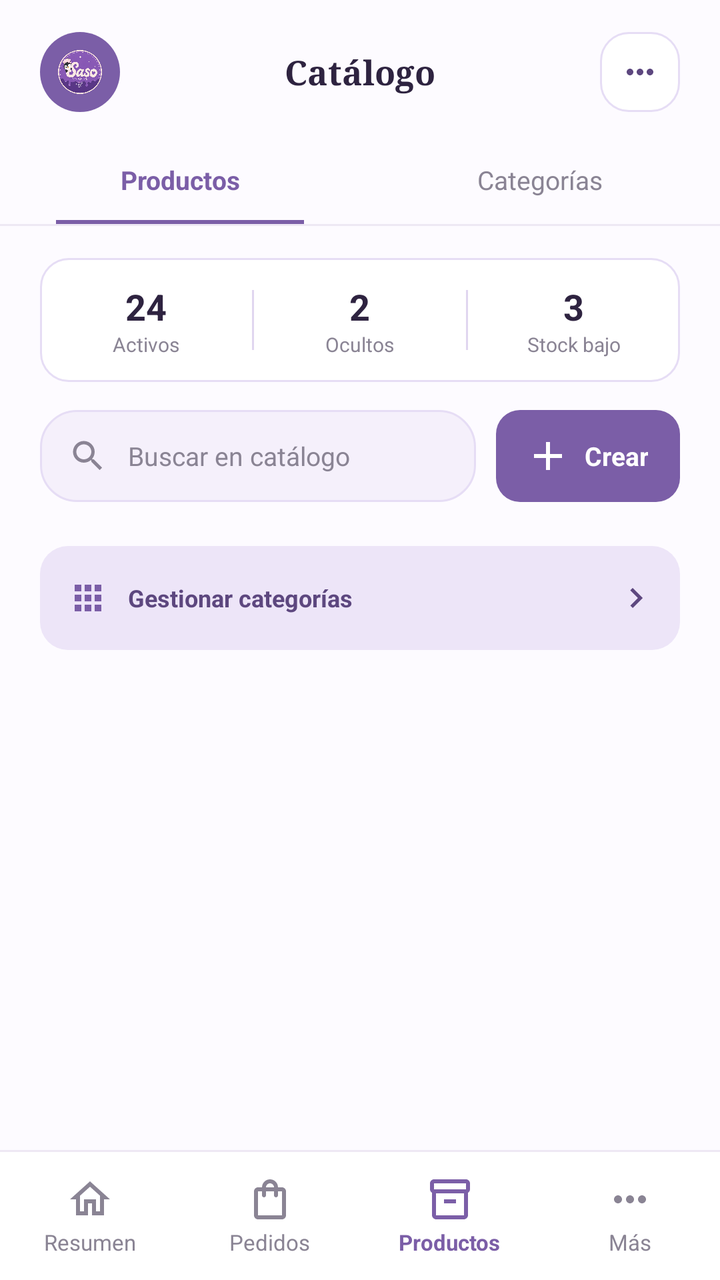
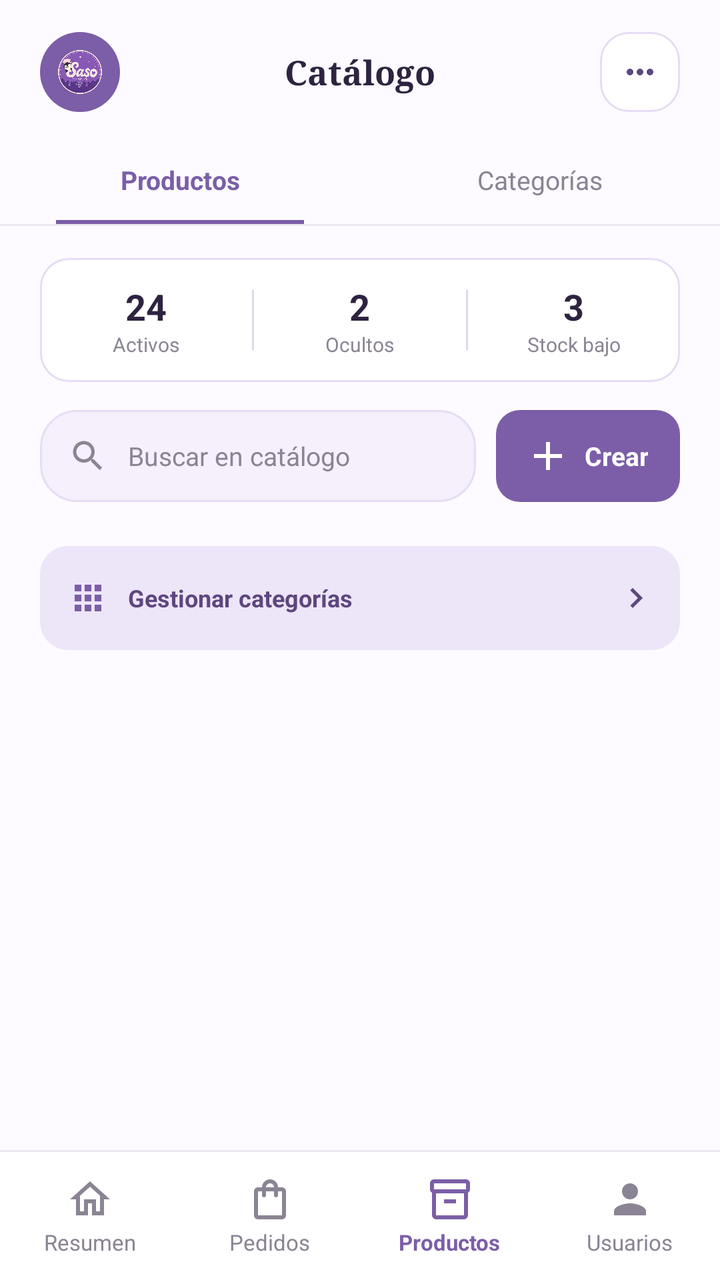

The first picture is an Android layout as it rendered before a commit; the second is the same layout after the commit. The layout source and the unified diff follow.
<!-- AndroidManifest.xml: application theme Theme.SasoBakeryApp -->
<!-- res/layout/activity_productos_categorias.xml -->
<?xml version="1.0" encoding="utf-8"?>
<androidx.constraintlayout.widget.ConstraintLayout
    xmlns:android="http://schemas.android.com/apk/res/android"
    xmlns:app="http://schemas.android.com/apk/res-auto"
    xmlns:tools="http://schemas.android.com/tools"
    android:id="@+id/main"
    android:layout_width="match_parent"
    android:layout_height="match_parent"
    android:background="#FDFBFF"
    tools:context=".ProductosCategoriasActivity">

    
    <ImageView
        android:id="@+id/ivLogo"
        android:layout_width="40dp"
        android:layout_height="40dp"
        android:layout_marginStart="20dp"
        android:layout_marginTop="16dp"
        android:background="@drawable/bg_users_logo"
        android:contentDescription="@null"
        android:padding="9dp"
        android:src="@drawable/ic_logo_mark"
        app:layout_constraintStart_toStartOf="parent"
        app:layout_constraintTop_toTopOf="parent" />

    <TextView
        android:id="@+id/tvTitle"
        android:layout_width="wrap_content"
        android:layout_height="wrap_content"
        android:fontFamily="serif"
        android:text="Catálogo"
        android:textColor="#2E2340"
        android:textSize="17sp"
        android:textStyle="bold"
        app:layout_constraintBottom_toBottomOf="@id/ivLogo"
        app:layout_constraintEnd_toEndOf="parent"
        app:layout_constraintStart_toStartOf="parent"
        app:layout_constraintTop_toTopOf="@id/ivLogo" />

    <FrameLayout
        android:id="@+id/btnMenu"
        android:layout_width="40dp"
        android:layout_height="40dp"
        android:layout_marginEnd="20dp"
        android:background="@drawable/bg_users_input"
        android:clickable="true"
        android:focusable="true"
        app:layout_constraintBottom_toBottomOf="@id/ivLogo"
        app:layout_constraintEnd_toEndOf="parent"
        app:layout_constraintTop_toTopOf="@id/ivLogo">

        <ImageView
            android:layout_width="20dp"
            android:layout_height="20dp"
            android:layout_gravity="center"
            android:contentDescription="@null"
            android:src="@drawable/ic_more"
            android:tint="#5D477F" />
    </FrameLayout>

    
    <LinearLayout
        android:id="@+id/tabs"
        android:layout_width="0dp"
        android:layout_height="44dp"
        android:layout_marginTop="12dp"
        android:orientation="horizontal"
        app:layout_constraintEnd_toEndOf="parent"
        app:layout_constraintStart_toStartOf="parent"
        app:layout_constraintTop_toBottomOf="@id/ivLogo">

        <FrameLayout
            android:id="@+id/tabProductos"
            android:layout_width="0dp"
            android:layout_height="match_parent"
            android:layout_weight="1"
            android:clickable="true"
            android:focusable="true">

            <TextView
                android:layout_width="match_parent"
                android:layout_height="match_parent"
                android:gravity="center"
                android:text="Productos"
                android:textColor="#7B5EA7"
                android:textSize="13sp"
                android:textStyle="bold" />

            <View
                android:layout_width="match_parent"
                android:layout_height="2dp"
                android:layout_gravity="bottom"
                android:layout_marginStart="28dp"
                android:layout_marginEnd="28dp"
                android:background="#7B5EA7" />
        </FrameLayout>

        <FrameLayout
            android:id="@+id/tabCategorias"
            android:layout_width="0dp"
            android:layout_height="match_parent"
            android:layout_weight="1"
            android:clickable="true"
            android:focusable="true">

            <TextView
                android:layout_width="match_parent"
                android:layout_height="match_parent"
                android:gravity="center"
                android:text="Categorías"
                android:textColor="#8A8494"
                android:textSize="13sp" />
        </FrameLayout>
    </LinearLayout>

    <View
        android:id="@+id/tabsDivider"
        android:layout_width="0dp"
        android:layout_height="1dp"
        android:background="#EEE8F4"
        app:layout_constraintEnd_toEndOf="parent"
        app:layout_constraintStart_toStartOf="parent"
        app:layout_constraintTop_toBottomOf="@id/tabs" />

    
    <ScrollView
        android:id="@+id/scrollCatalogo"
        android:layout_width="0dp"
        android:layout_height="0dp"
        android:overScrollMode="never"
        android:scrollbars="none"
        app:layout_constraintBottom_toTopOf="@id/bottomDivider"
        app:layout_constraintEnd_toEndOf="parent"
        app:layout_constraintStart_toStartOf="parent"
        app:layout_constraintTop_toBottomOf="@id/tabsDivider">

        <LinearLayout
            android:layout_width="match_parent"
            android:layout_height="wrap_content"
            android:orientation="vertical"
            android:paddingStart="20dp"
            android:paddingTop="16dp"
            android:paddingEnd="20dp"
            android:paddingBottom="20dp">

            
            <LinearLayout
                android:layout_width="match_parent"
                android:layout_height="wrap_content"
                android:background="@drawable/bg_users_input"
                android:gravity="center_vertical"
                android:orientation="horizontal"
                android:paddingTop="12dp"
                android:paddingBottom="12dp">

                <LinearLayout
                    android:layout_width="0dp"
                    android:layout_height="wrap_content"
                    android:layout_weight="1"
                    android:gravity="center"
                    android:orientation="vertical">

                    <TextView
                        android:layout_width="wrap_content"
                        android:layout_height="wrap_content"
                        android:text="24"
                        android:textColor="#2E2340"
                        android:textSize="18sp"
                        android:textStyle="bold" />

                    <TextView
                        android:layout_width="wrap_content"
                        android:layout_height="wrap_content"
                        android:text="Activos"
                        android:textColor="#8A8494"
                        android:textSize="10sp" />
                </LinearLayout>

                <View
                    android:layout_width="1dp"
                    android:layout_height="30dp"
                    android:background="#E0D6F0" />

                <LinearLayout
                    android:layout_width="0dp"
                    android:layout_height="wrap_content"
                    android:layout_weight="1"
                    android:gravity="center"
                    android:orientation="vertical">

                    <TextView
                        android:layout_width="wrap_content"
                        android:layout_height="wrap_content"
                        android:text="2"
                        android:textColor="#2E2340"
                        android:textSize="18sp"
                        android:textStyle="bold" />

                    <TextView
                        android:layout_width="wrap_content"
                        android:layout_height="wrap_content"
                        android:text="Ocultos"
                        android:textColor="#8A8494"
                        android:textSize="10sp" />
                </LinearLayout>

                <View
                    android:layout_width="1dp"
                    android:layout_height="30dp"
                    android:background="#E0D6F0" />

                <LinearLayout
                    android:layout_width="0dp"
                    android:layout_height="wrap_content"
                    android:layout_weight="1"
                    android:gravity="center"
                    android:orientation="vertical">

                    <TextView
                        android:layout_width="wrap_content"
                        android:layout_height="wrap_content"
                        android:text="3"
                        android:textColor="#2E2340"
                        android:textSize="18sp"
                        android:textStyle="bold" />

                    <TextView
                        android:layout_width="wrap_content"
                        android:layout_height="wrap_content"
                        android:text="Stock bajo"
                        android:textColor="#8A8494"
                        android:textSize="10sp" />
                </LinearLayout>
            </LinearLayout>

            
            <LinearLayout
                android:layout_width="match_parent"
                android:layout_height="46dp"
                android:layout_marginTop="14dp"
                android:orientation="horizontal">

                <LinearLayout
                    android:layout_width="0dp"
                    android:layout_height="match_parent"
                    android:layout_weight="1"
                    android:background="@drawable/bg_users_stats"
                    android:gravity="center_vertical"
                    android:orientation="horizontal"
                    android:paddingStart="14dp"
                    android:paddingEnd="14dp">

                    <ImageView
                        android:layout_width="20dp"
                        android:layout_height="20dp"
                        android:contentDescription="@null"
                        android:src="@drawable/ic_search"
                        android:tint="#8A8494" />

                    <EditText
                        android:id="@+id/etBuscar"
                        android:layout_width="0dp"
                        android:layout_height="match_parent"
                        android:layout_marginStart="10dp"
                        android:layout_weight="1"
                        android:background="@null"
                        android:hint="Buscar en catálogo"
                        android:imeOptions="actionSearch"
                        android:importantForAutofill="no"
                        android:inputType="text"
                        android:maxLines="1"
                        android:textColor="#2E2340"
                        android:textColorHint="#8A8494"
                        android:textSize="13sp" />
                </LinearLayout>

                <TextView
                    android:id="@+id/btnCrear"
                    android:layout_width="wrap_content"
                    android:layout_height="match_parent"
                    android:layout_marginStart="10dp"
                    android:background="@drawable/bg_users_button"
                    android:clickable="true"
                    android:drawableStart="@drawable/ic_add"
                    android:drawablePadding="6dp"
                    android:drawableTint="#FFFFFF"
                    android:focusable="true"
                    android:gravity="center"
                    android:paddingStart="14dp"
                    android:paddingEnd="16dp"
                    android:text="Crear"
                    android:textColor="#FFFFFF"
                    android:textSize="13sp"
                    android:textStyle="bold" />
            </LinearLayout>

            
            <androidx.recyclerview.widget.RecyclerView
                android:id="@+id/rvProductos"
                android:layout_width="match_parent"
                android:layout_height="wrap_content"
                android:layout_marginTop="6dp"
                android:nestedScrollingEnabled="false"
                android:overScrollMode="never" />

            
            <LinearLayout
                android:id="@+id/btnGestionarCategorias"
                android:layout_width="match_parent"
                android:layout_height="52dp"
                android:layout_marginTop="16dp"
                android:background="@drawable/bg_catalogo_manage"
                android:clickable="true"
                android:focusable="true"
                android:gravity="center_vertical"
                android:orientation="horizontal"
                android:paddingStart="14dp"
                android:paddingEnd="12dp">

                <ImageView
                    android:layout_width="20dp"
                    android:layout_height="20dp"
                    android:contentDescription="@null"
                    android:src="@drawable/ic_grid"
                    android:tint="#7B5EA7" />

                <TextView
                    android:layout_width="0dp"
                    android:layout_height="wrap_content"
                    android:layout_marginStart="10dp"
                    android:layout_weight="1"
                    android:text="Gestionar categorías"
                    android:textColor="#5D477F"
                    android:textSize="12sp"
                    android:textStyle="bold" />

                <ImageView
                    android:layout_width="20dp"
                    android:layout_height="20dp"
                    android:contentDescription="@null"
                    android:src="@drawable/ic_chevron_right"
                    android:tint="#5D477F" />
            </LinearLayout>
        </LinearLayout>
    </ScrollView>

    
    <View
        android:id="@+id/bottomDivider"
        android:layout_width="0dp"
        android:layout_height="1dp"
        android:background="#EEE8F4"
        app:layout_constraintBottom_toTopOf="@id/bottomBar"
        app:layout_constraintEnd_toEndOf="parent"
        app:layout_constraintStart_toStartOf="parent" />

    <LinearLayout
        android:id="@+id/bottomBar"
        android:layout_width="0dp"
        android:layout_height="64dp"
        android:background="#FFFFFF"
        android:orientation="horizontal"
        app:layout_constraintBottom_toBottomOf="parent"
        app:layout_constraintEnd_toEndOf="parent"
        app:layout_constraintStart_toStartOf="parent">

        <LinearLayout
            android:id="@+id/navResumen"
            android:layout_width="0dp"
            android:layout_height="match_parent"
            android:layout_weight="1"
            android:background="?attr/selectableItemBackground"
            android:clickable="true"
            android:focusable="true"
            android:gravity="center"
            android:orientation="vertical">

            <ImageView
                android:layout_width="24dp"
                android:layout_height="24dp"
                android:contentDescription="@null"
                android:src="@drawable/ic_home"
                android:tint="#8A8494" />

            <TextView
                android:layout_width="wrap_content"
                android:layout_height="wrap_content"
                android:layout_marginTop="2dp"
                android:text="Resumen"
                android:textColor="#8A8494"
                android:textSize="11sp" />
        </LinearLayout>

        <LinearLayout
            android:id="@+id/navPedidos"
            android:layout_width="0dp"
            android:layout_height="match_parent"
            android:layout_weight="1"
            android:background="?attr/selectableItemBackground"
            android:clickable="true"
            android:focusable="true"
            android:gravity="center"
            android:orientation="vertical">

            <ImageView
                android:layout_width="24dp"
                android:layout_height="24dp"
                android:contentDescription="@null"
                android:src="@drawable/ic_bag"
                android:tint="#8A8494" />

            <TextView
                android:layout_width="wrap_content"
                android:layout_height="wrap_content"
                android:layout_marginTop="2dp"
                android:text="Pedidos"
                android:textColor="#8A8494"
                android:textSize="11sp" />
        </LinearLayout>

        <LinearLayout
            android:id="@+id/navProductos"
            android:layout_width="0dp"
            android:layout_height="match_parent"
            android:layout_weight="1"
            android:background="?attr/selectableItemBackground"
            android:clickable="true"
            android:focusable="true"
            android:gravity="center"
            android:orientation="vertical">

            <ImageView
                android:layout_width="24dp"
                android:layout_height="24dp"
                android:contentDescription="@null"
                android:src="@drawable/ic_box"
                android:tint="#7B5EA7" />

            <TextView
                android:layout_width="wrap_content"
                android:layout_height="wrap_content"
                android:layout_marginTop="2dp"
                android:text="Productos"
                android:textColor="#7B5EA7"
                android:textSize="11sp"
                android:textStyle="bold" />
        </LinearLayout>

        <LinearLayout
            android:id="@+id/navMas"
            android:layout_width="0dp"
            android:layout_height="match_parent"
            android:layout_weight="1"
            android:background="?attr/selectableItemBackground"
            android:clickable="true"
            android:focusable="true"
            android:gravity="center"
            android:orientation="vertical">

            <ImageView
                android:layout_width="24dp"
                android:layout_height="24dp"
                android:contentDescription="@null"
                android:src="@drawable/ic_more"
                android:tint="#8A8494" />

            <TextView
                android:layout_width="wrap_content"
                android:layout_height="wrap_content"
                android:layout_marginTop="2dp"
                android:text="Más"
                android:textColor="#8A8494"
                android:textSize="11sp" />
        </LinearLayout>
    </LinearLayout>
</androidx.constraintlayout.widget.ConstraintLayout>
<!-- resources referenced by this layout -->
<resources>
  <!-- drawable bg_catalogo_manage (drawable) -->
  <?xml version="1.0" encoding="utf-8"?>
  <shape xmlns:android="http://schemas.android.com/apk/res/android" android:shape="rectangle">
      <solid android:color="#EDE5F8" />
      <corners android:radius="14dp" />
  </shape>
  <!-- drawable bg_users_button (drawable) -->
  <?xml version="1.0" encoding="utf-8"?>
  <shape xmlns:android="http://schemas.android.com/apk/res/android" android:shape="rectangle">
      <solid android:color="#7B5EA7" />
      <corners android:radius="12dp" />
  </shape>
  <!-- drawable bg_users_input (drawable) -->
  <?xml version="1.0" encoding="utf-8"?>
  <shape xmlns:android="http://schemas.android.com/apk/res/android" android:shape="rectangle">
      <solid android:color="#FFFFFF" />
      <stroke android:width="1dp" android:color="#E6DDF5" />
      <corners android:radius="14dp" />
  </shape>
  <!-- drawable bg_users_logo (drawable) -->
  <?xml version="1.0" encoding="utf-8"?>
  <shape xmlns:android="http://schemas.android.com/apk/res/android" android:shape="oval">
      <solid android:color="#7B5EA7" />
  </shape>
  <!-- drawable bg_users_stats (drawable) -->
  <?xml version="1.0" encoding="utf-8"?>
  <shape xmlns:android="http://schemas.android.com/apk/res/android" android:shape="rectangle">
      <solid android:color="#F5F0FB" />
      <stroke android:width="1dp" android:color="#E6DDF5" />
      <corners android:radius="18dp" />
  </shape>
  <!-- drawable ic_add (drawable) -->
  <?xml version="1.0" encoding="utf-8"?>
  <vector xmlns:android="http://schemas.android.com/apk/res/android"
      android:width="24dp" android:height="24dp"
      android:viewportWidth="24" android:viewportHeight="24">
      <path android:fillColor="#FF000000"
          android:pathData="M19,13h-6v6h-2v-6H5v-2h6V5h2v6h6v2z" />
  </vector>
  <!-- drawable ic_chevron_right (drawable) -->
  <?xml version="1.0" encoding="utf-8"?>
  <vector xmlns:android="http://schemas.android.com/apk/res/android"
      android:width="24dp" android:height="24dp"
      android:viewportWidth="24" android:viewportHeight="24">
      <path android:fillColor="#FF000000"
          android:pathData="M10,6L8.59,7.41 13.17,12l-4.58,4.59L10,18l6,-6z" />
  </vector>
  <!-- drawable ic_grid (drawable) -->
  <?xml version="1.0" encoding="utf-8"?>
  <vector xmlns:android="http://schemas.android.com/apk/res/android"
      android:width="24dp" android:height="24dp"
      android:viewportWidth="24" android:viewportHeight="24">
      <path android:fillColor="#FF000000"
          android:pathData="M4,8h4V4H4v4zM10,20h4v-4h-4v4zM4,20h4v-4H4v4zM4,14h4v-4H4v4zM10,14h4v-4h-4v4zM16,4v4h4V4h-4zM10,8h4V4h-4v4zM16,14h4v-4h-4v4zM16,20h4v-4h-4v4z" />
  </vector>
  <!-- drawable ic_home (drawable) -->
  <?xml version="1.0" encoding="utf-8"?>
  <vector xmlns:android="http://schemas.android.com/apk/res/android"
      android:width="24dp" android:height="24dp"
      android:viewportWidth="24" android:viewportHeight="24">
      <path android:fillColor="#FF000000"
          android:pathData="M12,5.69l5,4.5V18h-2v-6H9v6H7v-7.81l5,-4.5M12,3L2,12h3v8h6v-6h2v6h6v-8h3L12,3z" />
  </vector>
  <!-- drawable ic_logo_mark (drawable) -->
  <?xml version="1.0" encoding="utf-8"?>
  <bitmap xmlns:android="http://schemas.android.com/apk/res/android"
      android:src="@drawable/logo_saso" />
  <style name="Theme.SasoBakeryApp" parent="Base.Theme.SasoBakeryApp" />
  <style name="Base.Theme.SasoBakeryApp" parent="Theme.Material3.DayNight.NoActionBar">
          
          
      </style>
  <!-- unchanged entries left out for length: 5 -->
</resources>

<!-- the commit's change to res/layout/activity_productos_categorias.xml (unified diff, before → after) -->
@@ -447,7 +447,7 @@
         </LinearLayout>
 
         <LinearLayout
-            android:id="@+id/navMas"
+            android:id="@+id/navUsuarios"
             android:layout_width="0dp"
             android:layout_height="match_parent"
             android:layout_weight="1"
@@ -461,14 +461,14 @@
                 android:layout_width="24dp"
                 android:layout_height="24dp"
                 android:contentDescription="@null"
-                android:src="@drawable/ic_more"
+                android:src="@drawable/ic_person"
                 android:tint="#8A8494" />
 
             <TextView
                 android:layout_width="wrap_content"
                 android:layout_height="wrap_content"
                 android:layout_marginTop="2dp"
-                android:text="Más"
+                android:text="Usuarios"
                 android:textColor="#8A8494"
                 android:textSize="11sp" />
         </LinearLayout>
<!-- resource entries referenced after the edit -->
@@ -67,6 +67,17 @@
   <?xml version="1.0" encoding="utf-8"?>
   <bitmap xmlns:android="http://schemas.android.com/apk/res/android"
       android:src="@drawable/logo_saso" />
+  <!-- drawable ic_person (drawable) -->
+  <?xml version="1.0" encoding="utf-8"?>
+  <vector xmlns:android="http://schemas.android.com/apk/res/android"
+      android:width="24dp"
+      android:height="24dp"
+      android:viewportWidth="24"
+      android:viewportHeight="24">
+      <path
+          android:fillColor="#FF000000"
+          android:pathData="M12,12c2.21,0 4,-1.79 4,-4s-1.79,-4 -4,-4 -4,1.79 -4,4 1.79,4 4,4zM12,14c-2.67,0 -8,1.34 -8,4v2h16v-2c0,-2.66 -5.33,-4 -8,-4z" />
+  </vector>
   <style name="Theme.SasoBakeryApp" parent="Base.Theme.SasoBakeryApp" />
   <style name="Base.Theme.SasoBakeryApp" parent="Theme.Material3.DayNight.NoActionBar">
           
